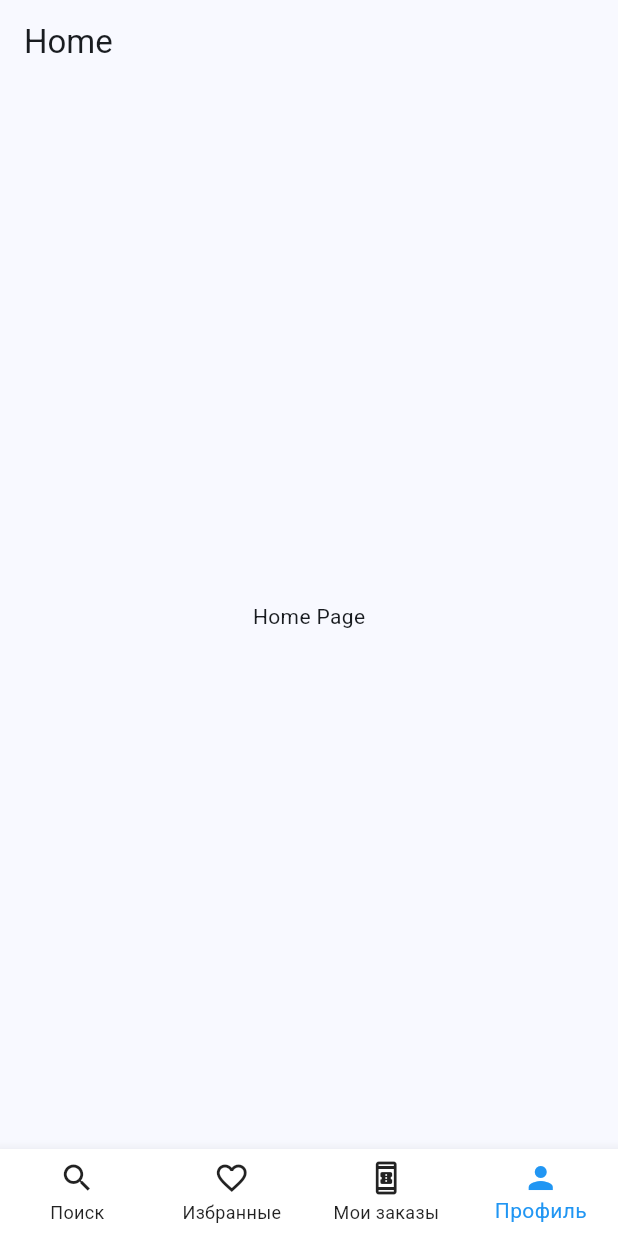
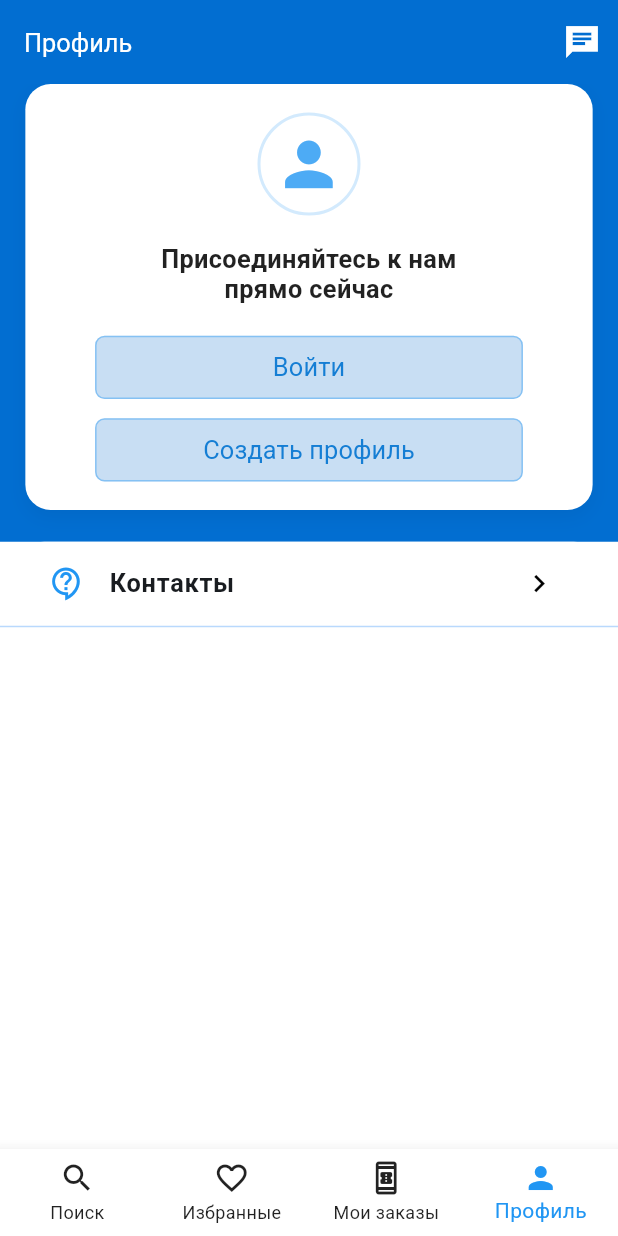
Before and after one commit to Atoktobekov/hitTravel, a Flutter app: the screen it shows after launch, item 4 of the bottom bar chosen, on a phone screen of 412 x 824 dp. Run offline on Flutter 3.47's test engine with Material 3 defaults, Android fonts, the phone set to English and light mode, and no system bars; our stand-ins replace flutter_screenutil, font_awesome_flutter, video_player; network calls fail.

Commit message:
feat: implement Profile page UI and refactor shared divider
- Create a shared `blueDivider` widget in `lib/shared/presentation/widgets/divider.dart` to standardize styling across pages.
- Refactor `HomePage` to use the new shared `blueDivider`.
- Implement the `ProfilePage` UI
- Add a placeholder for `auth_page.dart`.

```diff
--- a/hit_travel/lib/features/home/presentation/pages/home_page.dart
+++ b/hit_travel/lib/features/home/presentation/pages/home_page.dart
@@ -1,4 +1,5 @@
 import 'dart:developer';
+import 'package:hit_travel/shared/presentation/widgets/divider.dart';
 import 'package:url_launcher/url_launcher.dart';
 import 'package:flutter/material.dart';
 import 'package:flutter_screenutil/flutter_screenutil.dart';
@@ -234,10 +235,7 @@ class _HomePageState extends State<HomePage> {
           ),
           Padding(
             padding: EdgeInsets.symmetric(horizontal: 16.w),
-            child: Divider(
-              height: 1,
-              color: const Color(0xFF0073F7).withAlpha(70),
-            ),
+            child: blueDivider
           ),
           Row(
             children: [
@@ -248,10 +246,7 @@ class _HomePageState extends State<HomePage> {
           ),
           Padding(
             padding: EdgeInsets.symmetric(horizontal: 16.w),
-            child: Divider(
-              height: 1,
-              color: const Color(0xFF0073F7).withAlpha(70),
-            ),
+            child: blueDivider
           ),
           Row(
             children: [
@@ -290,10 +285,7 @@ class _HomePageState extends State<HomePage> {
           ),
           Padding(
             padding: EdgeInsets.symmetric(horizontal: 16.w),
-            child: Divider(
-              height: 1,
-              color: const Color(0xFF0073F7).withAlpha(70),
-            ),
+            child: blueDivider
           ),
           Row(
             children: [
@@ -316,10 +308,7 @@ class _HomePageState extends State<HomePage> {
           ),
           Padding(
             padding: EdgeInsets.symmetric(horizontal: 16.w),
-            child: Divider(
-              height: 1,
-              color: const Color(0xFF0073F7).withAlpha(70),
-            ),
+            child: blueDivider
           ),
           Padding(
             padding: EdgeInsets.all(14.w),
@@ -346,7 +335,7 @@ class _HomePageState extends State<HomePage> {
               ),
             ),
           ),
-          Divider(height: 1, color: const Color(0xFF0073F7).withAlpha(70)),
+          blueDivider,
           SizedBox(
             height: MediaQuery.of(context).padding.bottom > 0
                 ? MediaQuery.of(context).padding.bottom
--- a/hit_travel/lib/features/profile/presentation/pages/profile_page.dart
+++ b/hit_travel/lib/features/profile/presentation/pages/profile_page.dart
@@ -1,4 +1,6 @@
 import 'package:flutter/material.dart';
+import 'package:flutter_screenutil/flutter_screenutil.dart';
+import 'package:hit_travel/shared/presentation/widgets/divider.dart';
 
 class ProfilePage extends StatelessWidget {
   const ProfilePage({super.key});
@@ -6,8 +8,158 @@ class ProfilePage extends StatelessWidget {
   @override
   Widget build(BuildContext context) {
     return Scaffold(
-      appBar: AppBar(title: const Text('Home')),
-      body: const Center(child: Text('Home Page')),
+      backgroundColor: Colors.white,
+      appBar: AppBar(
+        elevation: 0,
+        title: Text(
+          'Профиль',
+          style: TextStyle(fontSize: 16.sp, fontWeight: FontWeight.w100),
+        ),
+        backgroundColor: Color(0xFF026ed1),
+        foregroundColor: Colors.white,
+        actions: [
+          IconButton(
+            icon: Icon(Icons.chat_sharp, size: 24.sp),
+            onPressed: () {},
+          ),
+        ],
+      ),
+      body: SingleChildScrollView(
+        child: Column(
+          children: [
+            Container(
+              width: double.infinity,
+              color: Color(0xFF026ed1),
+              padding: EdgeInsets.fromLTRB(16.w, 0, 16.w, 20.h),
+              child: Container(
+                decoration: BoxDecoration(
+                  color: Colors.white,
+                  borderRadius: BorderRadius.circular(16.r),
+                  boxShadow: [
+                    BoxShadow(
+                      color: Colors.black.withValues(alpha: 0.05),
+                      blurRadius: 10,
+                      offset: const Offset(0, 4),
+                    ),
+                  ],
+                ),
+                padding: EdgeInsets.all(18.w),
+                child: Column(
+                  children: [
+                    // avatar
+                    Container(
+                      width: 65.h,
+                      height: 65.h,
+                      decoration: BoxDecoration(
+                        shape: BoxShape.circle,
+                        color: Colors.white,
+                        border: Border.all(
+                          color: Colors.blue.withValues(alpha: 0.2),
+                          width: 2,
+                        ),
+                      ),
+                      child: Icon(
+                        Icons.person_sharp,
+                        size: 45.sp,
+                        color: Colors.blue.withValues(alpha: 0.8),
+                      ),
+                    ),
+                    SizedBox(height: 18.h),
+                    Text(
+                      'Присоединяйтесь к нам\nпрямо сейчас',
+                      textAlign: TextAlign.center,
+                      style: TextStyle(
+                        fontSize: 16.sp,
+                        fontWeight: FontWeight.w600,
+                        height: 1.2,
+                        color: Colors.black87,
+                      ),
+                    ),
+                    SizedBox(height: 20.h),
+                    Padding(
+                      padding: EdgeInsets.symmetric(horizontal: 26.w),
+                      child: _buildAuthButton(
+                        label: 'Войти',
+                        onPressed: () {
+                          // TODO: Навигация на страницу входа
+                        },
+                      ),
+                    ),
+                    SizedBox(height: 12.h),
+                    Padding(
+                      padding: EdgeInsets.symmetric(horizontal: 26.w),
+                      child: _buildAuthButton(
+                        label: 'Создать профиль',
+                        onPressed: () {
+                          // TODO: Навигация на регистрацию
+                        },
+                      ),
+                    ),
+                  ],
+                ),
+              ),
+            ),
+            _buildMenuTile(
+              icon: Icons.contact_support_outlined,
+              title: 'Контакты',
+              onTap: () {},
+            ),
+            blueDivider,
+            // space for bottom
+            SizedBox(height: 24.h),
+          ],
+        ),
+      ),
+    );
+  }
+
+  Widget _buildAuthButton({
+    required String label,
+    required VoidCallback onPressed,
+  }) {
+    return SizedBox(
+      width: double.infinity,
+      height: 40.h,
+      child: ElevatedButton(
+        onPressed: onPressed,
+        style: ElevatedButton.styleFrom(
+          backgroundColor: Color(0xFFc8def3),
+          foregroundColor: Colors.blue,
+          elevation: 0,
+          side: BorderSide(color: Colors.blue.withValues(alpha: 0.4)),
+          shape: RoundedRectangleBorder(
+            borderRadius: BorderRadius.circular(6.r),
+          ),
+        ),
+        child: Text(
+          label,
+          style: TextStyle(fontSize: 16.sp, fontWeight: FontWeight.w500, color: Color(
+              0xff157ed4)),
+        ),
+      ),
+    );
+  }
+
+  Widget _buildMenuTile({
+    required IconData icon,
+    required String title,
+    required VoidCallback onTap,
+  }) {
+    return Container(
+      margin: EdgeInsets.symmetric(horizontal: 16.w),
+      decoration: BoxDecoration(
+        color: Colors.white,
+        borderRadius: BorderRadius.circular(12.r),
+      ),
+      child: ListTile(
+        leading: Icon(icon, color: Colors.blue, size: 22.sp),
+        title: Text(
+          title,
+          style: TextStyle(fontSize: 16.sp, fontWeight: FontWeight.w600),
+        ),
+        trailing: Icon(Icons.chevron_right, size: 22.sp, color: Colors.black),
+        onTap: onTap,
+      ),
     );
   }
 }
--- /dev/null
+++ b/hit_travel/lib/shared/presentation/widgets/divider.dart
@@ -0,0 +1,6 @@
+ import 'package:flutter/material.dart';
+
+final blueDivider = Divider(
+  height: 1,
+  color: const Color(0xFF0073F7).withAlpha(70),
+);
```
Also changed, not shown: hit_travel/lib/features/auth/presentation/pages/auth_page.dart (added).
